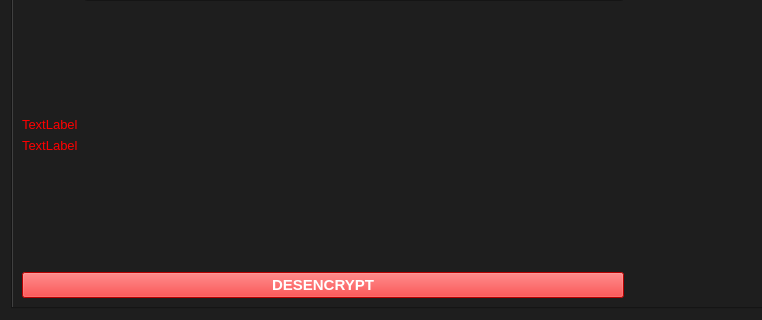
Old version of the form Frontend/Designer/menu.ui in the repository inequihi/ASSD-TP4; both pictures show x 0 to 762 and y 492 to 812 of the 1293 by 812 pixel window.
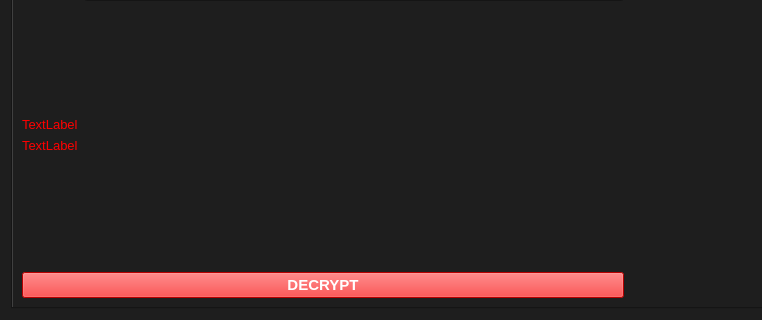
New version of the form. The open tabs and pages were chosen to show the change. Icons and pictures are not drawn. Custom widgets are drawn as their Qt base class.

Patch:
```diff
--- a/Frontend/Designer/menu.ui
+++ b/Frontend/Designer/menu.ui
@@ -1633,7 +1633,7 @@
 color:white;</string>
                </property>
                <property name="text">
-                <string>DESENCRYPT</string>
+                <string>DECRYPT</string>
                </property>
               </widget>
              </item>
```
